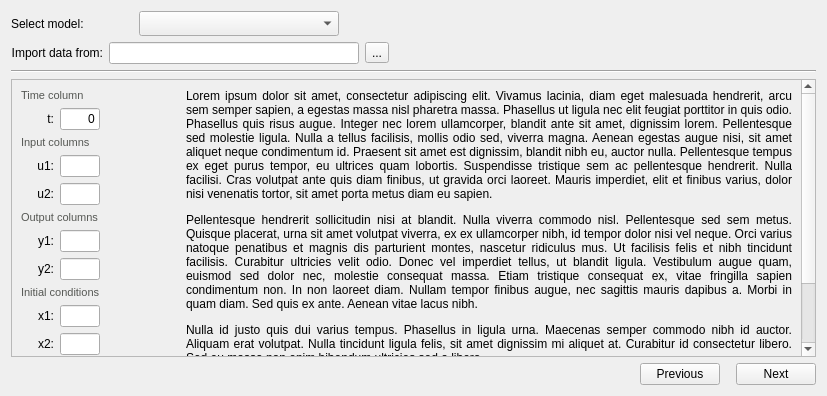
Before: the Qt Designer form ui/ui_files/model_selection.ui in gnegrelli/identPy_GUI, drawn with Qt 5.
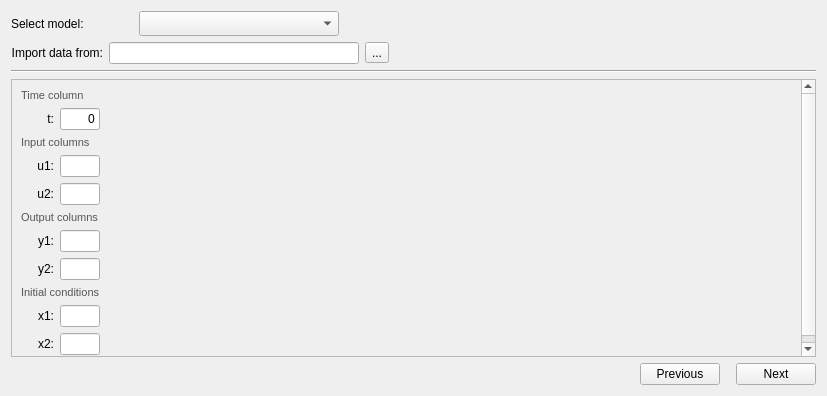
After: the same form once the commit is applied.

Commit message: Rename and adjust label on page

```diff
--- a/ui/ui_files/model_selection.ui
+++ b/ui/ui_files/model_selection.ui
@@ -216,7 +216,7 @@
       <property name="geometry">
        <rect>
         <x>0</x>
-        <y>-161</y>
+        <y>0</y>
         <width>793</width>
         <height>547</height>
        </rect>
@@ -647,7 +647,10 @@
           </size>
          </property>
          <property name="text">
-          <string>&lt;html&gt;&lt;head/&gt;&lt;body&gt;&lt;p align=&quot;justify&quot;&gt;Lorem ipsum dolor sit amet, consectetur adipiscing elit. Vivamus lacinia, diam eget malesuada hendrerit, arcu sem semper sapien, a egestas massa nisl pharetra massa. Phasellus ut ligula nec elit feugiat porttitor in quis odio. Phasellus quis risus augue. Integer nec lorem ullamcorper, blandit ante sit amet, dignissim lorem. Pellentesque sed molestie ligula. Nulla a tellus facilisis, mollis odio sed, viverra magna. Aenean egestas augue nisi, sit amet aliquet neque condimentum id. Praesent sit amet est dignissim, blandit nibh eu, auctor nulla. Pellentesque tempus ex eget purus tempor, eu ultrices quam lobortis. Suspendisse tristique sem ac pellentesque hendrerit. Nulla facilisi. Cras volutpat ante quis diam finibus, ut gravida orci laoreet. Mauris imperdiet, elit et finibus varius, dolor nisi venenatis tortor, sit amet porta metus diam eu sapien. &lt;/p&gt;&lt;p align=&quot;justify&quot;&gt;Pellentesque hendrerit sollicitudin nisi at blandit. Nulla viverra commodo nisl. Pellentesque sed sem metus. Quisque placerat, urna sit amet volutpat viverra, ex ex ullamcorper nibh, id tempor dolor nisi vel neque. Orci varius natoque penatibus et magnis dis parturient montes, nascetur ridiculus mus. Ut facilisis felis et nibh tincidunt facilisis. Curabitur ultricies velit odio. Donec vel imperdiet tellus, ut blandit ligula. Vestibulum augue quam, euismod sed dolor nec, molestie consequat massa. Etiam tristique consequat ex, vitae fringilla sapien condimentum non. In non laoreet diam. Nullam tempor finibus augue, nec sagittis mauris dapibus a. Morbi in quam diam. Sed quis ex ante. Aenean vitae lacus nibh. &lt;/p&gt;&lt;p align=&quot;justify&quot;&gt;Nulla id justo quis dui varius tempus. Phasellus in ligula urna. Maecenas semper commodo nibh id auctor. Aliquam erat volutpat. Nulla tincidunt ligula felis, sit amet dignissim mi aliquet at. Curabitur id consectetur libero. Sed eu massa non enim bibendum ultricies sed a libero. &lt;/p&gt;&lt;p align=&quot;justify&quot;&gt;Orci varius natoque penatibus et magnis dis parturient montes, nascetur ridiculus mus. Quisque in bibendum mauris. In lacinia at purus et rhoncus. Aenean at tristique diam. Maecenas accumsan elit sit amet mattis egestas. Fusce a risus leo. Nam non elit sit amet justo ultricies eleifend at nec nisi. Vivamus vehicula mi eget tempor posuere. Vestibulum mollis fermentum eros. Praesent arcu enim, sollicitudin sit amet lobortis et, mollis vitae nisi. &lt;/p&gt;&lt;/body&gt;&lt;/html&gt;</string>
+          <string/>
+         </property>
+         <property name="alignment">
+          <set>Qt::AlignJustify|Qt::AlignTop</set>
          </property>
          <property name="wordWrap">
           <bool>true</bool>
```
Left out of the diff: 2 changed lines with no effect on the pictures. The commit also changes 1 other file.
